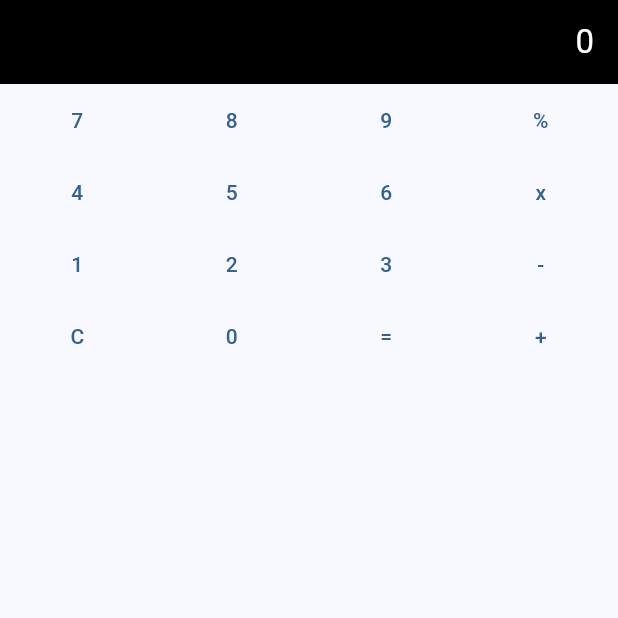
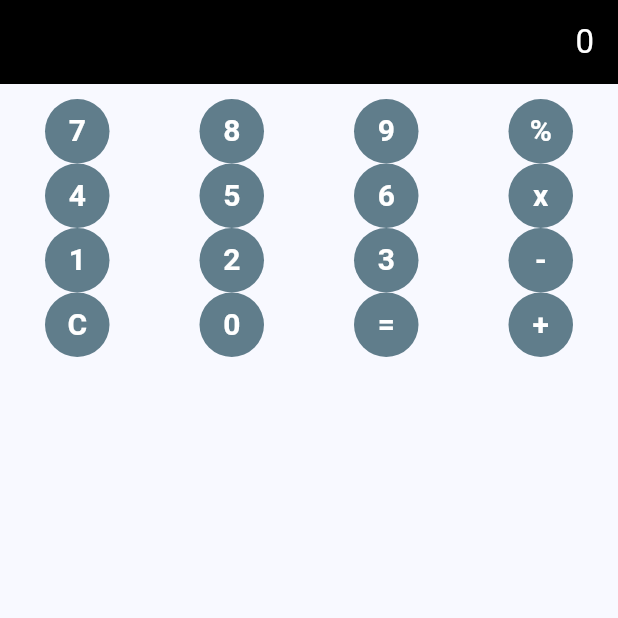
Before and after one commit to Leeyonggon/calculate-easy-, a Flutter app: the screen it shows after launch, on a phone screen of 412 x 824 dp, the top half of it. Run offline on Flutter 3.47's test engine with Material 3 defaults, Android fonts, the phone set to English and light mode, and no system bars.

Commit message:
code리팩토링 완료

```diff
--- a/lib/calculator.dart
+++ b/lib/calculator.dart
@@ -1,3 +1,4 @@
+import 'package:calculate/circle_button.dart';
 import 'package:flutter/material.dart';
 import 'package:flutter/widgets.dart';
 
@@ -17,6 +18,7 @@ class _CalculatorState extends State<Calculator> {
   void numberTapped(int tappedNumber) {
     if (firstOperand == null) {
       setState(() {
+        //setState는 상태 반영하기 위해 사용하는 메소드
         firstOperand = tappedNumber;
       });
       return; //위에 코드가 실행되면 더 이상 실행되지 않게함
@@ -56,17 +58,67 @@ class _CalculatorState extends State<Calculator> {
   }
 
   String showText() {
+    if (result != null) {
+      return "$result";
+    }
+
     if (secondOperand != null) {
-      return "$firstOperand$operator$secondOperand";
+      return "$firstOperand\t$operator $secondOperand";
     }
     if (operator != null) {
-      return "$firstOperand$operator";
+      return "$firstOperand\t$operator";
     }
     if (firstOperand != null) {
       return "$firstOperand";
     }
 
     return "0";
+  }
+
+  void calculateResult() {
+    if (firstOperand == null || secondOperand == null) {
+      return; //이 if문 실행하면 더 이상 코드 진행하지 않게하는 코드
+    }
+    if (operator == "+") {
+      plusNumber();
+      return;
+    }
+    if (operator == "-") {
+      minusNumber();
+      return;
+    }
+    if (operator == "x") {
+      multiplyNumber();
+      return;
+    }
+    if (operator == "%") {
+      divideNumber();
+      return;
+    }
+  }
+
+  void plusNumber() {
+    setState(() {
+      result = firstOperand! + secondOperand!; // !는 null허용 x
+    });
+  }
+
+  void minusNumber() {
+    setState(() {
+      result = firstOperand! - secondOperand!;
+    });
+  }
+
+  void multiplyNumber() {
+    setState(() {
+      result = firstOperand! * secondOperand!;
+    });
+  }
+
+  void divideNumber() {
+    setState(() {
+      result = firstOperand! / secondOperand!;
+    });
   }
 
   @override
@@ -84,116 +136,44 @@ class _CalculatorState extends State<Calculator> {
       ),
       body: Column(
         children: [
+          const SizedBox(
+            height: 10,
+          ),
           Row(
             children: [
-              Expanded(
-                  child: TextButton(
-                      onPressed: () {
-                        numberTapped(7);
-                      },
-                      child: const Text("7"))),
-              Expanded(
-                  child: TextButton(
-                      onPressed: () {
-                        numberTapped(8);
-                      },
-                      child: const Text("8"))),
-              Expanded(
-                  child: TextButton(
-                      onPressed: () {
-                        numberTapped(9);
-                      },
-                      child: const Text("9"))),
-              Expanded(
-                  child: TextButton(
-                      onPressed: () {
-                        operatorTapped("%");
-                      },
-                      child: const Text("%"))),
+              CircleButton(
+                  padnumber: "7",
+                  onTap: () => numberTapped(
+                      7)), //lamda식을 사용헤서 onTap같이 (매개변수가 없는 void함수에게 매개변수가 있는 메소드도 사용할 수 있게 함
+              CircleButton(padnumber: "8", onTap: () => numberTapped(8)),
+              CircleButton(padnumber: "9", onTap: () => numberTapped(9)),
+              CircleButton(padnumber: "%", onTap: () => operatorTapped("%")),
             ],
           ),
           Row(
             children: [
-              Expanded(
-                  child: TextButton(
-                      onPressed: () {
-                        numberTapped(4);
-                      },
-                      child: const Text("4"))),
-              Expanded(
-                  child: TextButton(
-                      onPressed: () {
-                        numberTapped(5);
-                      },
-                      child: const Text("5"))),
-              Expanded(
-                  child: TextButton(
-                      onPressed: () {
-                        numberTapped(6);
-                      },
-                      child: const Text("6"))),
-              Expanded(
-                  child: TextButton(
-                      onPressed: () {
-                        operatorTapped("x");
-                      },
-                      child: const Text("x"))),
+              CircleButton(padnumber: "4", onTap: () => numberTapped(4)),
+              CircleButton(padnumber: "5", onTap: () => numberTapped(5)),
+              CircleButton(padnumber: "6", onTap: () => numberTapped(6)),
+              CircleButton(padnumber: "x", onTap: () => operatorTapped("x")),
             ],
           ),
           Row(
             children: [
-              Expanded(
-                  child: TextButton(
-                      onPressed: () {
-                        numberTapped(1);
-                      },
-                      child: const Text("1"))),
-              Expanded(
-                  child: TextButton(
-                      onPressed: () {
-                        numberTapped(2);
-                      },
-                      child: const Text("2"))),
-              Expanded(
-                  child: TextButton(
-                      onPressed: () {
-                        numberTapped(3);
-                      },
-                      child: const Text("3"))),
-              Expanded(
-                  child: TextButton(
-                      onPressed: () {
-                        operatorTapped("-");
-                      },
-                      child: const Text("-"))),
+              CircleButton(padnumber: "1", onTap: () => numberTapped(1)),
+              CircleButton(padnumber: "2", onTap: () => numberTapped(2)),
+              CircleButton(padnumber: "3", onTap: () => numberTapped(3)),
+              CircleButton(padnumber: "-", onTap: () => operatorTapped("-")),
             ],
           ),
           Row(
             children: [
-              Expanded(
-                  child: TextButton(
-                      onPressed: () {
-                        clearNumber();
-                      },
-                      child: const Text("C"))),
-              Expanded(
-                  child: TextButton(
-                      onPressed: () {
-                        numberTapped(0);
-                      },
-                      child: const Text("0"))),
-              Expanded(
-                  child: TextButton(
-                      onPressed: () {
-                        operatorTapped("=");
-                      },
-                      child: const Text("="))),
-              Expanded(
-                  child: TextButton(
-                      onPressed: () {
-                        operatorTapped("+");
-                      },
-                      child: const Text("+"))),
+              CircleButton(
+                  padnumber: "C",
+                  onTap: clearNumber), // clearnumber함수는 매개변수가 없으므로 lamda사용안해도 됨
+              CircleButton(padnumber: "0", onTap: () => numberTapped(0)),
+              CircleButton(padnumber: "=", onTap: calculateResult),
+              CircleButton(padnumber: "+", onTap: () => operatorTapped("+")),
             ],
           ),
         ],
--- /dev/null
+++ b/lib/circle_button.dart
@@ -0,0 +1,30 @@
+import 'package:flutter/material.dart';
+
+class CircleButton extends StatelessWidget {
+  final String padnumber;
+  final void Function() onTap;
+  const CircleButton({super.key, required this.padnumber, required this.onTap});
+
+  @override
+  Widget build(BuildContext context) {
+    return Expanded(
+      child: Ink(
+        decoration:
+            const BoxDecoration(color: Colors.blueGrey, shape: BoxShape.circle),
+        child: InkWell(
+          customBorder: const CircleBorder(),
+          onTap: onTap,
+          child: Container(
+            padding: const EdgeInsets.all(7),
+            alignment: Alignment.center,
+            child: Text(padnumber,
+                style: const TextStyle(
+                    color: Colors.white,
+                    fontSize: 20,
+                    fontWeight: FontWeight.bold)),
+          ),
+        ),
+      ),
+    );
+  }
+}
```
